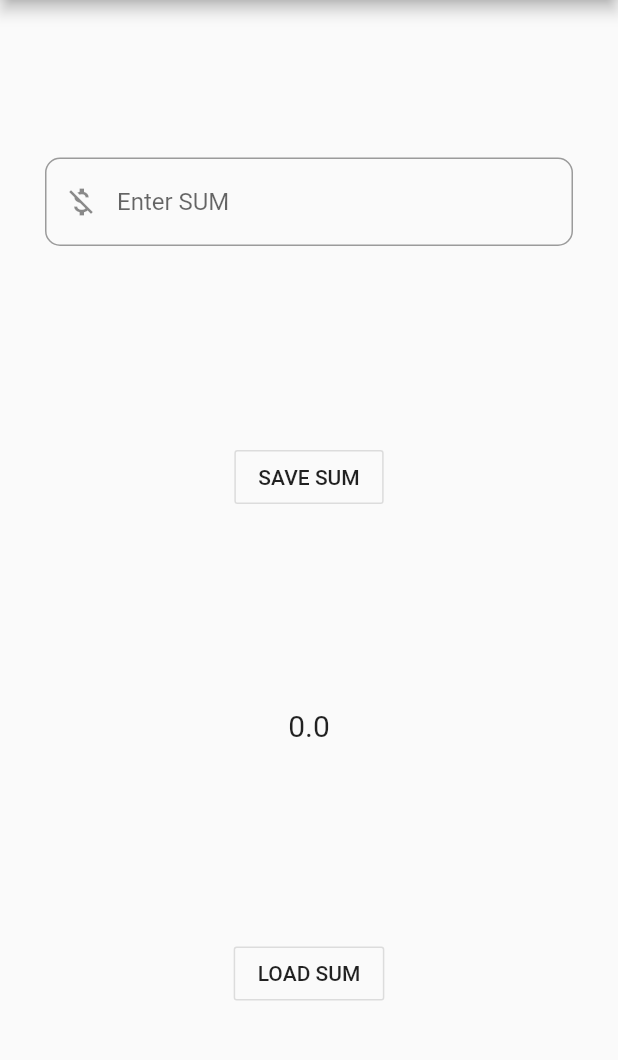
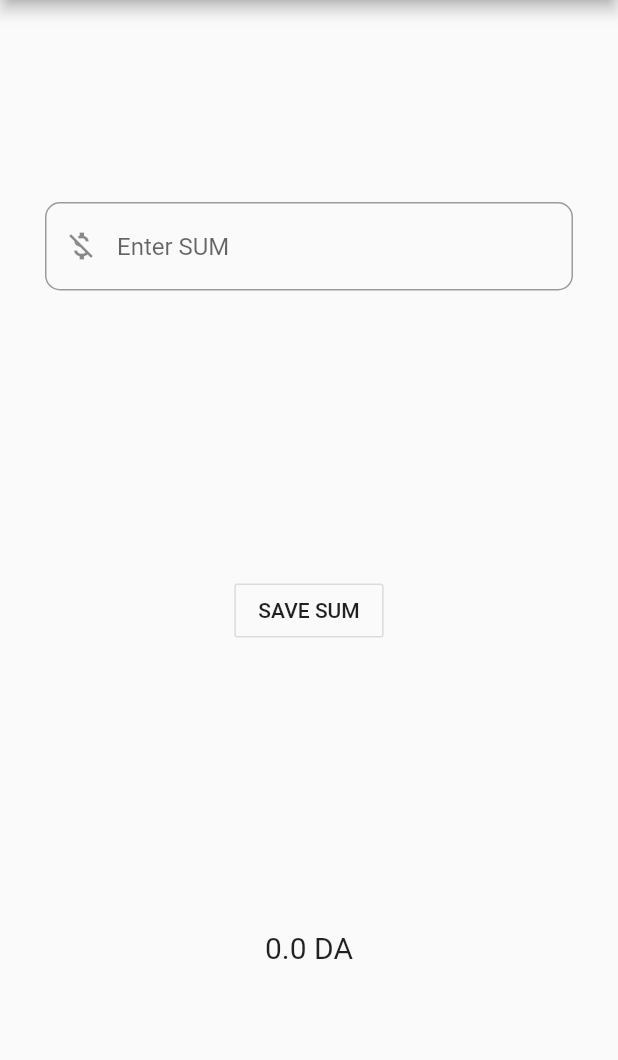
Before and after one commit to djamelzerrouki/DraHmi, a Flutter app: the SharedPreferenceDemo screen opened directly, after a tap on "SAVE SUM", on a phone screen of 412 x 824 dp, the part 84-1144 px from its top. Run offline on Flutter 3.47's test engine with Material 2 defaults, Android fonts, the phone set to English and light mode, and no system bars; our stand-ins replace shared_preferences, sqflite; accounts and stored records are empty.

```diff
--- /dev/null
+++ b/lib/actions/sharedPrefUtils.dart
@@ -0,0 +1,23 @@
+import 'dart:async' show Future;
+import 'package:shared_preferences/shared_preferences.dart';
+
+class PreferenceUtils {
+  static Future<SharedPreferences> get _instance async => _prefs ??= await SharedPreferences.getInstance();
+  static SharedPreferences _prefs;
+  static SharedPreferences _prefsInstance;
+static const  String KEY_SUM="KEY_SUM";
+  // call this method from iniState() function of mainApp().
+  static Future<SharedPreferences> init() async {
+    _prefsInstance = await _instance;
+    return _prefsInstance;
+  }
+
+  static String getString(String key, [String defValue]) {
+    return _prefsInstance.getString(key) ?? defValue ?? "0.0";
+  }
+
+  static Future<bool> setString(String key, String value) async {
+    var prefs = await _instance;
+    return prefs?.setString(key, value) ?? Future.value(false);
+  }
+}
--- a/lib/actions/sharedprefrencess.dart
+++ b/lib/actions/sharedprefrencess.dart
@@ -1,6 +1,6 @@
+ import 'package:drahmi/actions/sharedPrefUtils.dart';
 import 'package:flutter/material.dart';
-import 'package:shared_preferences/shared_preferences.dart';
-import 'package:flutter/services.dart';
+ import 'package:flutter/services.dart';
 
 class SharedPreferenceDemo extends StatefulWidget {
   SharedPreferenceDemo() : super();
@@ -13,51 +13,16 @@ class SharedPreferenceDemo extends StatefulWidget {
 
 class SharedPreferenceDemoState extends State<SharedPreferenceDemo> {
   //
-  static  double sum = 0.0;
+    static  String data = "0.0";
+   static TextEditingController controller = TextEditingController();
 
-  static  String data = "0.0";
-  String nameKey = "sum";
-  TextEditingController controller = TextEditingController();
-
-     SharedPreferences preferences;
-  static  double getDoubledata(String data){
-if(double.parse(data).isNaN){
-  return 0;
-}
-return double.parse(data);
-}
-  @override
-  void initState() {
-    super.initState();
-    const MethodChannel('plugins.flutter.io/shared_preferences')
-        .setMockMethodCallHandler(
-          (MethodCall methodcall) async {
-        if (methodcall.method == 'getAll') {
-          return {"flutter." + nameKey: "[ No Name Saved ]"};
-        }
-        return null;
-      },
-    );
-    setData();
-  }
-
-  Future<bool> saveData() async {
-    SharedPreferences preferences = await SharedPreferences.getInstance();
-    return await preferences.setString(nameKey, controller.text);
-  }
-
-  Future<String> loadData() async {
-    SharedPreferences preferences = await SharedPreferences.getInstance();
-    return preferences.getString(nameKey);
-  }
-
-  setData() {
-    loadData().then((value) {
-      setState(() {
-        data = getDoubledata(value).toString();
-      });
-    });
-  }
+    static addingToSum(String prix){
+      data = PreferenceUtils.getString(PreferenceUtils.KEY_SUM);
+      double sum= double.parse(data)+double.parse(prix);
+      data=sum.toString();
+      PreferenceUtils.setString(PreferenceUtils.KEY_SUM , data);
+      data = PreferenceUtils.getString(PreferenceUtils.KEY_SUM);
+    }
 
   @override
   Widget build(BuildContext context) {
@@ -96,20 +61,16 @@ return double.parse(data);
             OutlineButton(
               child: Text("SAVE SUM"),
               onPressed: () {
-                saveData();
-                setData();
+                addingToSum(controller.text);
+
               },
             ),
             Text(
-              data,
+              PreferenceUtils.getString(PreferenceUtils.KEY_SUM)+' DA',
               style: TextStyle(fontSize: 20),
             ),
-            OutlineButton(
-              child: Text("LOAD SUM"),
-              onPressed: () {
-                setData();
-              },
-            ),
+
+
           ],
         ),
       ),
--- a/lib/model/operation_model.dart
+++ b/lib/model/operation_model.dart
@@ -4,7 +4,7 @@ class Operation{
   int id;
   String name;
   //IconData icon;
-  String prix;
+  double prix;
   String date;
 
   Operation ({this.id, this.name,  this.prix,this.date});
```
Also changed, not shown: lib/actions/add_editOperation.dart (+13 -6 lines), lib/db/database.dart (+15 -1 lines), lib/main.dart (+29 -14 lines).
